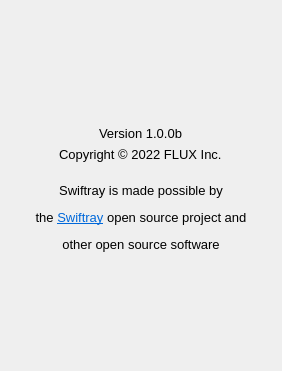
Qt form src/windows/about-window.ui (flux3dp/swiftray) before a commit.
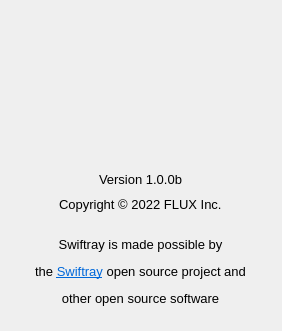
The same form after that commit. Icons and pictures are not drawn.

Commit message: Version name change, about UI update & switch file of example(Cutting)

```diff
--- a/src/windows/about-window.ui
+++ b/src/windows/about-window.ui
@@ -7,19 +7,31 @@
     <x>0</x>
     <y>0</y>
     <width>282</width>
-    <height>371</height>
+    <height>331</height>
    </rect>
   </property>
+  <property name="sizePolicy">
+   <sizepolicy hsizetype="Preferred" vsizetype="Minimum">
+    <horstretch>0</horstretch>
+    <verstretch>0</verstretch>
+   </sizepolicy>
+  </property>
   <property name="minimumSize">
    <size>
     <width>282</width>
-    <height>371</height>
+    <height>330</height>
+   </size>
+  </property>
+  <property name="maximumSize">
+   <size>
+    <width>282</width>
+    <height>331</height>
    </size>
   </property>
   <property name="windowTitle">
    <string>About</string>
   </property>
-  <layout class="QVBoxLayout" name="verticalLayout" stretch="0,0,0,0">
+  <layout class="QVBoxLayout" name="verticalLayout" stretch="0,0,0">
    <property name="spacing">
     <number>-1</number>
    </property>
@@ -34,16 +46,25 @@
      <property name="orientation">
       <enum>Qt::Vertical</enum>
      </property>
+     <property name="sizeType">
+      <enum>QSizePolicy::Fixed</enum>
+     </property>
      <property name="sizeHint" stdset="0">
       <size>
        <width>253</width>
-       <height>14</height>
+       <height>5</height>
       </size>
      </property>
     </spacer>
    </item>
    <item alignment="Qt::AlignHCenter">
     <widget class="QLabel" name="label_4">
+     <property name="sizePolicy">
+      <sizepolicy hsizetype="Fixed" vsizetype="Fixed">
+       <horstretch>0</horstretch>
+       <verstretch>0</verstretch>
+      </sizepolicy>
+     </property>
      <property name="minimumSize">
       <size>
        <width>0</width>
@@ -75,22 +96,46 @@
    </item>
    <item>
     <layout class="QVBoxLayout" name="verticalLayout_2">
-     <item alignment="Qt::AlignHCenter">
+     <item alignment="Qt::AlignHCenter|Qt::AlignTop">
       <widget class="QLabel" name="labelVersion">
+       <property name="sizePolicy">
+        <sizepolicy hsizetype="Preferred" vsizetype="Preferred">
+         <horstretch>0</horstretch>
+         <verstretch>0</verstretch>
+        </sizepolicy>
+       </property>
        <property name="text">
         <string>&lt;html&gt;&lt;head/&gt;&lt;body&gt;&lt;p&gt;&lt;span style=&quot; font-size:10pt;&quot;&gt;Version 1.0.0b&lt;/span&gt;&lt;/p&gt;&lt;/body&gt;&lt;/html&gt;</string>
        </property>
       </widget>
      </item>
-     <item alignment="Qt::AlignHCenter">
+     <item alignment="Qt::AlignHCenter|Qt::AlignTop">
       <widget class="QLabel" name="label_5">
+       <property name="sizePolicy">
+        <sizepolicy hsizetype="Preferred" vsizetype="Preferred">
+         <horstretch>0</horstretch>
+         <verstretch>0</verstretch>
+        </sizepolicy>
+       </property>
        <property name="text">
         <string>&lt;html&gt;&lt;head/&gt;&lt;body&gt;&lt;p&gt;&lt;span style=&quot; font-size:10pt;&quot;&gt;Copyright © 2022 FLUX Inc.&lt;/span&gt;&lt;/p&gt;&lt;/body&gt;&lt;/html&gt;</string>
        </property>
       </widget>
      </item>
-     <item>
+     <item alignment="Qt::AlignHCenter|Qt::AlignTop">
       <widget class="QLabel" name="label">
+       <property name="sizePolicy">
+        <sizepolicy hsizetype="Preferred" vsizetype="Preferred">
+         <horstretch>0</horstretch>
+         <verstretch>0</verstretch>
+        </sizepolicy>
+       </property>
+       <property name="minimumSize">
+        <size>
+         <width>0</width>
+         <height>0</height>
+        </size>
+       </property>
        <property name="text">
         <string>&lt;html&gt;&lt;head/&gt;&lt;body&gt;&lt;p align=&quot;center&quot;&gt;&lt;span style=&quot; font-size:10pt;&quot;&gt;&lt;br/&gt;Swiftray is made possible by&lt;/span&gt;&lt;/p&gt;&lt;p align=&quot;center&quot;&gt;&lt;span style=&quot; font-size:10pt;&quot;&gt;the &lt;/span&gt;&lt;a href=&quot;https://github.com/flux3dp/swiftray&quot;&gt;&lt;span style=&quot; font-size:10pt; text-decoration: underline; color:#0068da;&quot;&gt;Swiftray&lt;/span&gt;&lt;/a&gt;&lt;span style=&quot; font-size:10pt;&quot;&gt; open source project and&lt;/span&gt;&lt;/p&gt;&lt;p align=&quot;center&quot;&gt;&lt;span style=&quot; font-size:10pt;&quot;&gt;other open source software&lt;br/&gt;&lt;/span&gt;&lt;/p&gt;&lt;/body&gt;&lt;/html&gt;</string>
        </property>
@@ -98,19 +143,6 @@
      </item>
     </layout>
    </item>
-   <item>
-    <spacer name="verticalSpacer_2">
-     <property name="orientation">
-      <enum>Qt::Vertical</enum>
-     </property>
-     <property name="sizeHint" stdset="0">
-      <size>
-       <width>253</width>
-       <height>14</height>
-      </size>
-     </property>
-    </spacer>
-   </item>
   </layout>
  </widget>
  <resources>
```
The commit also changes 5 other files.
